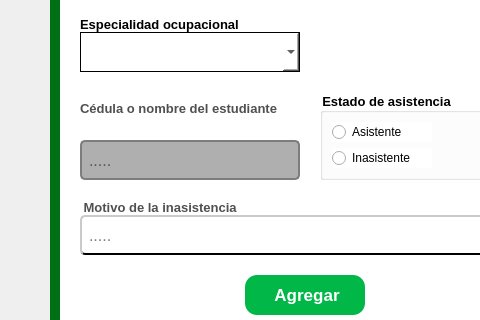
Qt form elementos_graficos_ui/pantalla_de_asistencia_alumnos.ui (Enmanuel-86/TELA-APP) before a commit; both pictures show x 0 to 480 and y 231 to 551 of the 1040 by 640 pixel window.
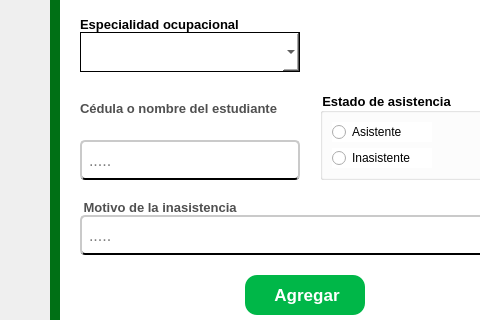
The same form after that commit. Icons and pictures are not drawn.

Commit message: se cambio el color del input de cedula alumno cuando estuviera desabilitado

Diff of the .ui file:
```diff
--- a/elementos_graficos_ui/pantalla_de_asistencia_alumnos.ui
+++ b/elementos_graficos_ui/pantalla_de_asistencia_alumnos.ui
@@ -773,7 +773,7 @@
                   <item alignment="Qt::AlignLeft">
                    <widget class="QLineEdit" name="input_cedula_alumno">
                     <property name="enabled">
-                     <bool>false</bool>
+                     <bool>true</bool>
                     </property>
                     <property name="minimumSize">
                      <size>
@@ -810,13 +810,12 @@
 
 }
 
-QLineEdit:disabled{
-
-	background-color: rgb(175, 175, 175);
-	border: 2px solid rgb(125, 125, 125)
-
-
-}</string>
+QLineEdit:disabled {
+        background-color:rgb(189, 189, 189);
+        color: #808080;
+        border: 1px solid rgb(127, 127, 127);
+    }
+ </string>
                     </property>
                     <property name="placeholderText">
                      <string>.....</string>
```
